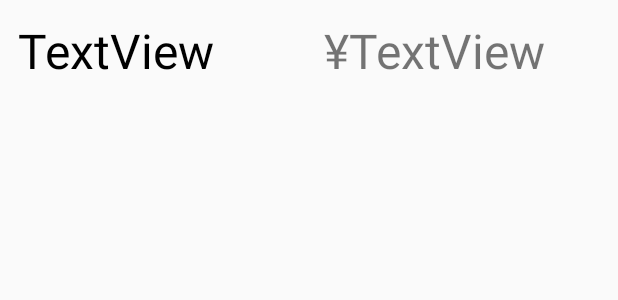
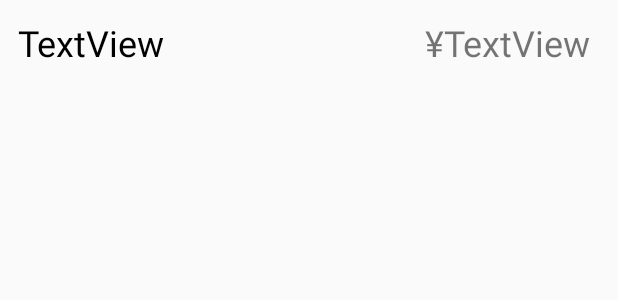
Before and after one commit to okoeee/android-subscription, an Android app: the layout list_item_layout.xml on its own in the app's theme, with its tools: preview values and no code run, on a phone screen of 412 x 824 dp. Shown: the top 300 px of the screen. Run offline under Robolectric (Android 15) with nearby library versions, the phone set to English and light mode, and no system bars.

Commit message:
グラフなどのレイアウトを整えた

```diff
--- a/app/src/main/java/com/example/username/myscheduler/MainActivity.kt
+++ b/app/src/main/java/com/example/username/myscheduler/MainActivity.kt
@@ -23,6 +23,7 @@ class MainActivity : AppCompatActivity() {
         //Toolbar defined in the layout
         realm = Realm.getDefaultInstance()
 
+        //realmとListViewの紐付け
         val subscription = realm.where<Subscription>().findAll()
         listView.adapter = SubscriptionAdapter(this,  subscription)
 
--- a/app/src/main/java/com/example/username/myscheduler/ScheduleEditActivity.kt
+++ b/app/src/main/java/com/example/username/myscheduler/ScheduleEditActivity.kt
@@ -26,7 +26,7 @@ class ScheduleEditActivity : AppCompatActivity() {
         if(subscriptionId != -1L) {
             val subscription = realm.where<Subscription>().equalTo("id", subscriptionId).findFirst()
             serviceNameEdit.setText(subscription?.serviceName)
-            moneyEdit.setText(subscription?.money)
+            moneyEdit.setText(subscription?.money.toString())
         }
 
         save.setOnClickListener {
@@ -37,7 +37,7 @@ class ScheduleEditActivity : AppCompatActivity() {
                         val nextId = (maxId?.toLong() ?: 0L) + 1
                         val subscription = realm.createObject<Subscription>(nextId)
                         subscription.serviceName = serviceNameEdit.text.toString()
-                        subscription.money = moneyEdit.text.toString()
+                        subscription.money = moneyEdit.text.toString().toInt()
                     }
                     alert("追加しました") {
                         yesButton { finish() }
@@ -47,7 +47,7 @@ class ScheduleEditActivity : AppCompatActivity() {
                     realm.executeTransaction {
                         val subscription = realm.where<Subscription>().equalTo("id", subscriptionId).findFirst()
                         subscription?.serviceName = serviceNameEdit.text.toString()
-                        subscription?.money = moneyEdit.text.toString()
+                        subscription?.money = moneyEdit.text.toString().toInt()
                     }
                     alert("変更しました") {
                         yesButton { finish() }
--- a/app/src/main/java/com/example/username/myscheduler/Subscription.kt
+++ b/app/src/main/java/com/example/username/myscheduler/Subscription.kt
@@ -8,5 +8,5 @@ open class Subscription : RealmObject() {
     @PrimaryKey
     var id: Long = 0
     var serviceName = ""
-    var money = ""
+    var money: Int = 0
 }
--- a/app/src/main/res/layout/activity_schedule_edit.xml
+++ b/app/src/main/res/layout/activity_schedule_edit.xml
@@ -35,7 +35,9 @@
         android:layout_marginEnd="16dp"
         android:layout_marginRight="16dp"
         android:layout_marginBottom="32dp"
+        android:background="@color/colorPrimary"
         android:text="@string/save_text"
+        android:textColor="@android:color/white"
         app:layout_constraintBottom_toTopOf="@+id/delete"
         app:layout_constraintEnd_toEndOf="parent"
         app:layout_constraintStart_toStartOf="parent" />
@@ -50,7 +52,6 @@
         android:layout_marginRight="16dp"
         android:layout_marginBottom="56dp"
         android:text="@string/delete_text"
-        app:backgroundTint="@color/deleteButton"
         app:layout_constraintBottom_toBottomOf="parent"
         app:layout_constraintEnd_toEndOf="parent"
         app:layout_constraintStart_toStartOf="parent" />
--- a/app/src/main/res/layout/list_item_layout.xml
+++ b/app/src/main/res/layout/list_item_layout.xml
@@ -7,21 +7,21 @@
 
     <TextView
         android:id="@+id/item1"
-        android:layout_width="wrap_content"
+        android:layout_width="164dp"
         android:layout_height="wrap_content"
         android:layout_weight="1"
         android:text="TextView"
         android:textColor="@android:color/black"
-        android:textSize="32sp" />
+        android:textSize="24sp" />
 
     <TextView
         android:id="@+id/textView4"
-        android:layout_width="wrap_content"
+        android:layout_width="108dp"
         android:layout_height="wrap_content"
         android:layout_weight="1"
+        android:gravity="right"
         android:text="@string/enn"
-        android:textSize="32sp"
-        android:gravity="right"/>
+        android:textSize="24sp" />
 
     <TextView
         android:id="@+id/item2"
@@ -29,5 +29,5 @@
         android:layout_height="wrap_content"
         android:layout_weight="1"
         android:text="TextView"
-        android:textSize="32sp" />
+        android:textSize="24sp" />
 </LinearLayout>
```
Also changed, not shown: app/src/main/java/com/example/username/myscheduler/DisPlayGraph.kt (+42 -4 lines), app/src/main/java/com/example/username/myscheduler/SubscriptionAdapter.kt (+6 -10 lines), app/src/main/res/layout/activity_dis_play_graph.xml (+10 -10 lines).
